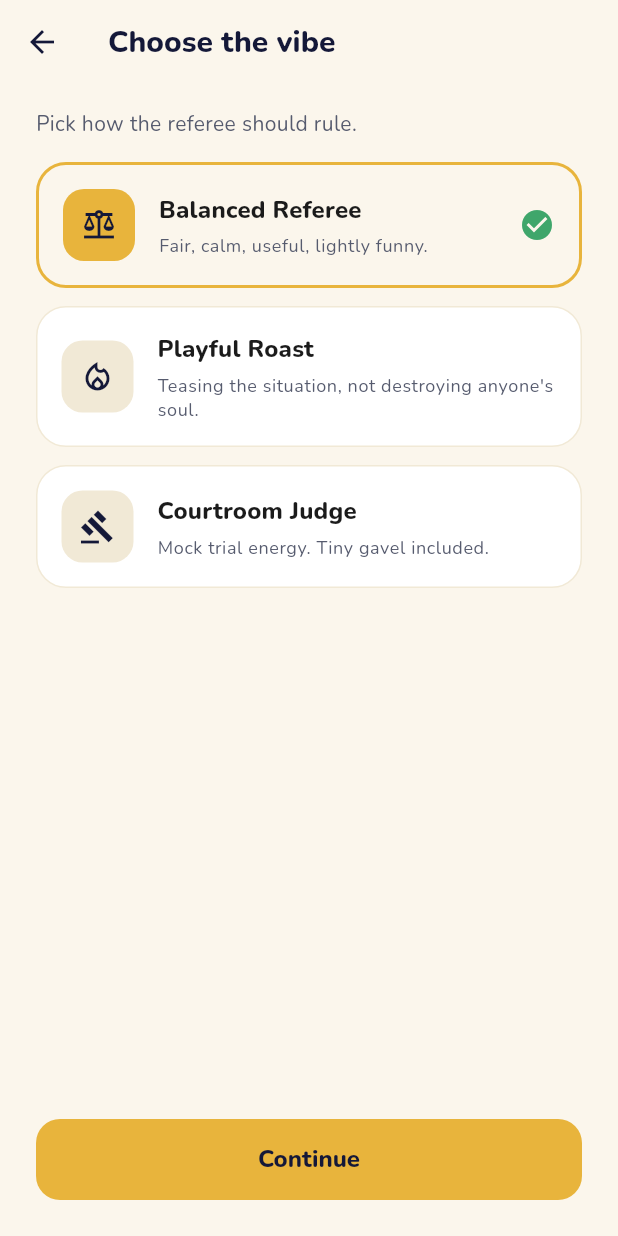
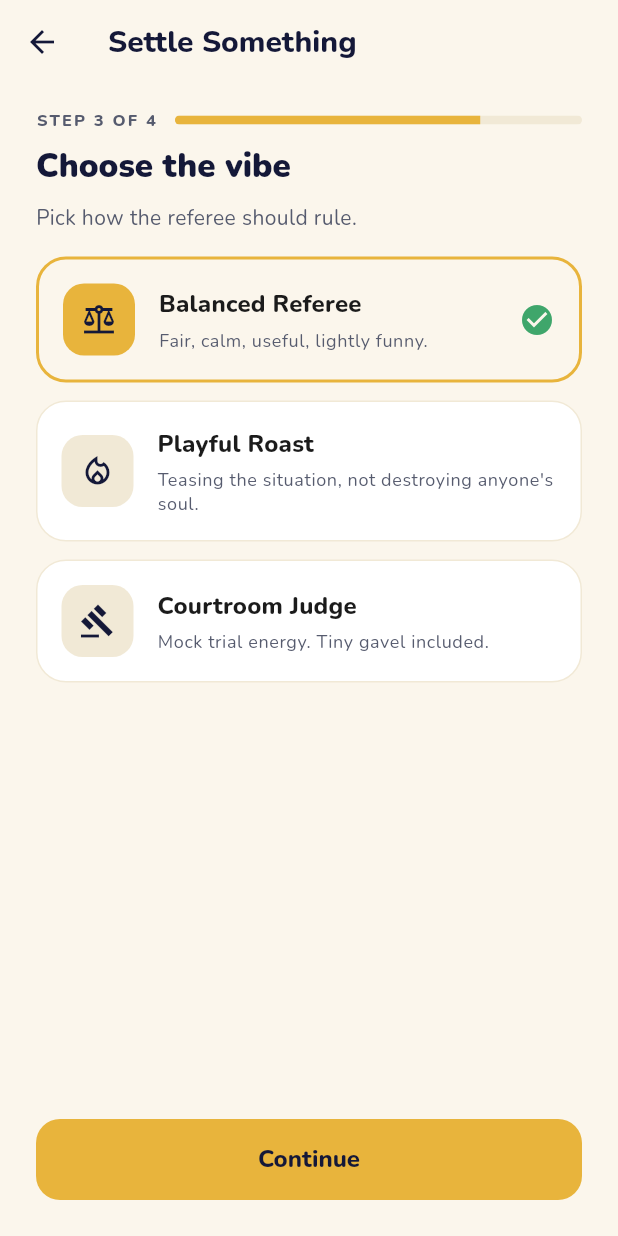
Before and after one commit to cryptochris8/settle-this, a Flutter app: the SideInputScreen screen opened by its route, after a tap on "Continue", on a phone screen of 412 x 824 dp. Run offline on Flutter 3.47's test engine with Material 3 defaults, Android fonts, the phone set to English and light mode, and no system bars; our stand-ins replace cloud_firestore, cloud_functions, firebase_analytics, firebase_auth, firebase_core, firebase_crashlytics and 5 more; missing offline and left inert: purchases_flutter; accounts and stored records are empty.

Commit message:
ui(submit): wizard progress indicator across all 4 submit steps
The submit → sides → tone → review flow gave no sense of progress.
Every screen was its own AppBar title with no indication that the user
was in step N of 4. Easy to feel lost.

New shared widget at lib/shared/widgets/wizard_steps.dart:
- "STEP N OF M" tracked label + a 6px gold LinearProgressIndicator
  inline (filled to currentStep/totalSteps).
- Step label below in headline weight.
- Wrapped in Semantics with a full sentence label for screen readers.

Wired into all four submit screens:
- submit_case_screen → step 1: "Tell us what happened"
- side_input_screen → step 2: "Both sides"
- tone_selector_screen → step 3: "Choose the vibe"
- review_case_screen → step 4: "Review and settle"

AppBar titles harmonized to "Settle Something" across all four — the
per-screen heading is now owned by WizardSteps which is more prominent
and informative than the small AppBar title.

Co-Authored-By: Claude Opus 4.7 (1M context) <noreply@anthropic.com>

```diff
--- a/settle_this/lib/features/submit_case/presentation/review_case_screen.dart
+++ b/settle_this/lib/features/submit_case/presentation/review_case_screen.dart
@@ -4,6 +4,7 @@ import 'package:go_router/go_router.dart';
 
 import '../../../app/router.dart';
 import '../../../app/theme.dart';
+import '../../../shared/widgets/wizard_steps.dart';
 import '../application/submit_case_form.dart';
 
 class ReviewCaseScreen extends ConsumerWidget {
@@ -15,13 +16,19 @@ class ReviewCaseScreen extends ConsumerWidget {
     final form = ref.watch(submitCaseFormProvider);
 
     return Scaffold(
-      appBar: AppBar(title: const Text('Review')),
+      appBar: AppBar(title: const Text('Settle Something')),
       body: SafeArea(
         child: SingleChildScrollView(
           padding: const EdgeInsets.fromLTRB(24, 16, 24, 32),
           child: Column(
             crossAxisAlignment: CrossAxisAlignment.stretch,
             children: [
+              const WizardSteps(
+                currentStep: 4,
+                totalSteps: 4,
+                label: 'Review and settle',
+              ),
+              const SizedBox(height: 12),
               Text(
                 'One last look before the gavel comes down.',
                 style: theme.textTheme.bodyMedium?.copyWith(
--- a/settle_this/lib/features/submit_case/presentation/side_input_screen.dart
+++ b/settle_this/lib/features/submit_case/presentation/side_input_screen.dart
@@ -5,6 +5,7 @@ import 'package:go_router/go_router.dart';
 import '../../../app/constants.dart';
 import '../../../app/router.dart';
 import '../../../app/theme.dart';
+import '../../../shared/widgets/wizard_steps.dart';
 import '../application/submit_case_form.dart';
 
 class SideInputScreen extends ConsumerStatefulWidget {
@@ -40,13 +41,19 @@ class _SideInputScreenState extends ConsumerState<SideInputScreen> {
     final notifier = ref.read(submitCaseFormProvider.notifier);
 
     return Scaffold(
-      appBar: AppBar(title: const Text('Both sides')),
+      appBar: AppBar(title: const Text('Settle Something')),
       body: SafeArea(
         child: SingleChildScrollView(
           padding: const EdgeInsets.fromLTRB(24, 16, 24, 32),
           child: Column(
             crossAxisAlignment: CrossAxisAlignment.stretch,
             children: [
+              const WizardSteps(
+                currentStep: 2,
+                totalSteps: 4,
+                label: 'Both sides',
+              ),
+              const SizedBox(height: 18),
               Text(
                 'Optional. If each side has a slightly different version, '
                 'capture both — the referee weighs them separately.',
--- a/settle_this/lib/features/submit_case/presentation/submit_case_screen.dart
+++ b/settle_this/lib/features/submit_case/presentation/submit_case_screen.dart
@@ -6,6 +6,7 @@ import '../../../app/constants.dart';
 import '../../../app/router.dart';
 import '../../../app/theme.dart';
 import '../../../core/utils/pii_detector.dart';
+import '../../../shared/widgets/wizard_steps.dart';
 import '../application/submit_case_form.dart';
 import '../domain/relationship_type.dart';
 
@@ -39,13 +40,19 @@ class _SubmitCaseScreenState extends ConsumerState<SubmitCaseScreen> {
     final findings = PiiDetector.findings(form.scenario);
 
     return Scaffold(
-      appBar: AppBar(title: const Text('Tell us what happened')),
+      appBar: AppBar(title: const Text('Settle Something')),
       body: SafeArea(
         child: SingleChildScrollView(
           padding: const EdgeInsets.fromLTRB(24, 16, 24, 32),
           child: Column(
             crossAxisAlignment: CrossAxisAlignment.stretch,
             children: [
+              const WizardSteps(
+                currentStep: 1,
+                totalSteps: 4,
+                label: 'Tell us what happened',
+              ),
+              const SizedBox(height: 18),
               Text(
                 'Keep it clear, honest, and low-stakes. Avoid full names, '
                 'addresses, workplaces, or private identifying details.',
--- a/settle_this/lib/features/submit_case/presentation/tone_selector_screen.dart
+++ b/settle_this/lib/features/submit_case/presentation/tone_selector_screen.dart
@@ -4,6 +4,7 @@ import 'package:go_router/go_router.dart';
 
 import '../../../app/router.dart';
 import '../../../app/theme.dart';
+import '../../../shared/widgets/wizard_steps.dart';
 import '../application/submit_case_form.dart';
 import '../domain/tone_mode.dart';
 
@@ -23,13 +24,19 @@ class ToneSelectorScreen extends ConsumerWidget {
     final notifier = ref.read(submitCaseFormProvider.notifier);
 
     return Scaffold(
-      appBar: AppBar(title: const Text('Choose the vibe')),
+      appBar: AppBar(title: const Text('Settle Something')),
       body: SafeArea(
         child: Padding(
           padding: const EdgeInsets.fromLTRB(24, 16, 24, 24),
           child: Column(
             crossAxisAlignment: CrossAxisAlignment.stretch,
             children: [
+              const WizardSteps(
+                currentStep: 3,
+                totalSteps: 4,
+                label: 'Choose the vibe',
+              ),
+              const SizedBox(height: 12),
               Text(
                 'Pick how the referee should rule.',
                 style: theme.textTheme.bodyMedium?.copyWith(
--- /dev/null
+++ b/settle_this/lib/shared/widgets/wizard_steps.dart
@@ -0,0 +1,72 @@
+import 'package:flutter/material.dart';
+
+import '../../app/theme.dart';
+
+/// Wizard progress indicator used at the top of the submit-case flow.
+///
+/// Renders "STEP N OF M" caption + a gold progress bar + the current step's
+/// label. Drop at the top of each step screen body so the user always knows
+/// where they are without staring at the URL.
+class WizardSteps extends StatelessWidget {
+  const WizardSteps({
+    required this.currentStep,
+    required this.totalSteps,
+    required this.label,
+    super.key,
+  });
+
+  /// 1-indexed.
+  final int currentStep;
+  final int totalSteps;
+  final String label;
+
+  double get _progress => currentStep / totalSteps;
+
+  @override
+  Widget build(BuildContext context) {
+    final theme = Theme.of(context);
+    return Semantics(
+      label: 'Step $currentStep of $totalSteps: $label',
+      child: Column(
+        crossAxisAlignment: CrossAxisAlignment.start,
+        children: [
+          Row(
+            children: [
+              Text(
+                'STEP $currentStep OF $totalSteps',
+                style: theme.textTheme.labelSmall?.copyWith(
+                  color: SettleThisColors.inkSoft,
+                  fontWeight: FontWeight.w800,
+                  letterSpacing: 1.4,
+                ),
+              ),
+              const SizedBox(width: 12),
+              Expanded(
+                child: ClipRRect(
+                  borderRadius: BorderRadius.circular(999),
+                  child: LinearProgressIndicator(
+                    value: _progress,
+                    minHeight: 6,
+                    backgroundColor: SettleThisColors.creamDeep,
+                    valueColor: const AlwaysStoppedAnimation<Color>(
+                      SettleThisColors.gavelGold,
+                    ),
+                  ),
+                ),
+              ),
+            ],
+          ),
+          const SizedBox(height: 10),
+          Text(
+            label,
+            style: theme.textTheme.titleLarge?.copyWith(
+              fontWeight: FontWeight.w900,
+              color: SettleThisColors.navyDeep,
+              height: 1.15,
+            ),
+          ),
+        ],
+      ),
+    );
+  }
+}
```
